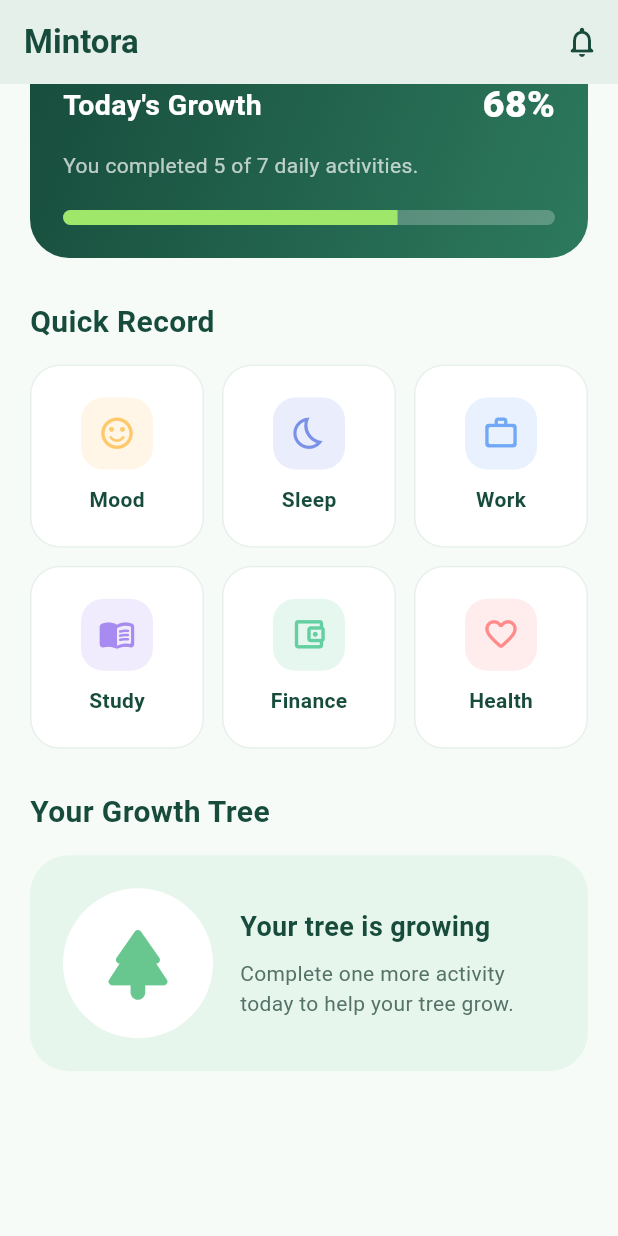
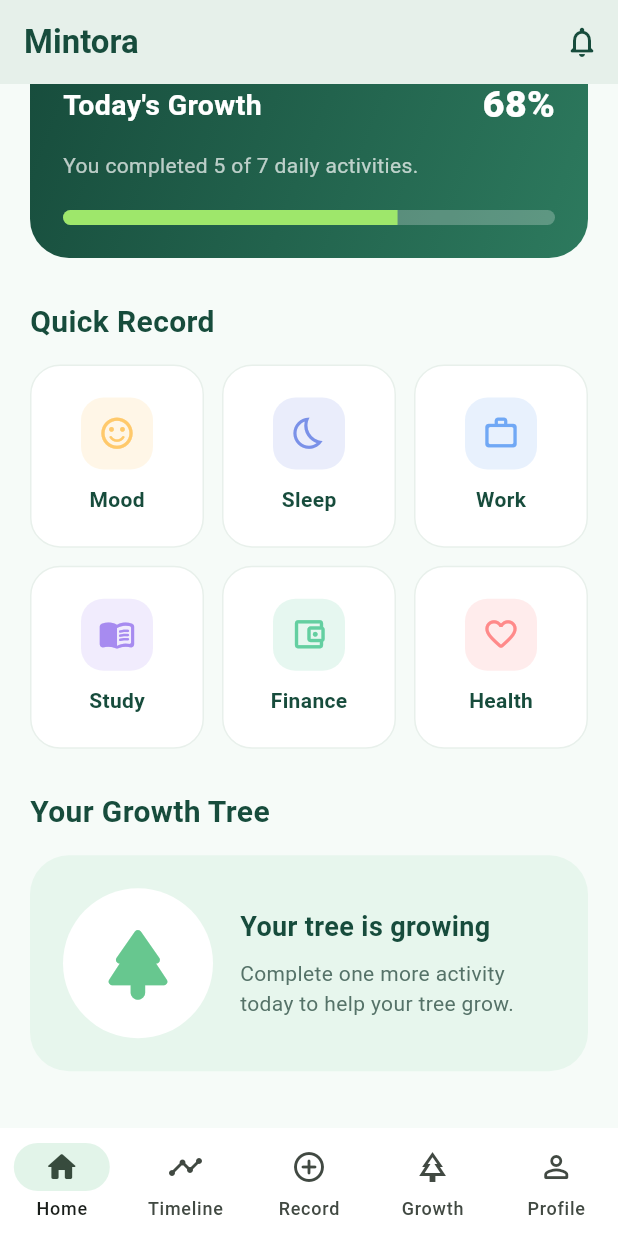
Before and after one commit to Mintora2026/mintora, a Flutter app: the screen it shows after launch, scrolled down 120 dp, on a phone screen of 412 x 824 dp. Run offline on Flutter 3.47's test engine with Material 3 defaults, Android fonts, the phone set to English and light mode, and no system bars.

Commit message:
Add main navigation shell and placeholder pages

```diff
--- a/lib/main.dart
+++ b/lib/main.dart
@@ -1,5 +1,6 @@
 import 'package:flutter/material.dart';
-import 'pages/home_page.dart';
+
+import 'pages/main_shell.dart';
 
 void main() {
   runApp(const MintoraApp());
@@ -19,7 +20,7 @@ class MintoraApp extends StatelessWidget {
           seedColor: const Color(0xFF67C78F),
         ),
       ),
-      home: const HomePage(),
+      home: const MainShell(),
     );
   }
 }
--- /dev/null
+++ b/lib/pages/main_shell.dart
@@ -0,0 +1,76 @@
+import 'package:flutter/material.dart';
+
+import 'growth_page.dart';
+import 'home_page.dart';
+import 'profile_page.dart';
+import 'record_page.dart';
+import 'timeline_page.dart';
+
+class MainShell extends StatefulWidget {
+  const MainShell({super.key});
+
+  @override
+  State<MainShell> createState() => _MainShellState();
+}
+
+class _MainShellState extends State<MainShell> {
+  int _currentIndex = 0;
+
+  final List<Widget> _pages = const [
+    HomePage(),
+    TimelinePage(),
+    RecordPage(),
+    GrowthPage(),
+    ProfilePage(),
+  ];
+
+  void _changePage(int index) {
+    setState(() {
+      _currentIndex = index;
+    });
+  }
+
+  @override
+  Widget build(BuildContext context) {
+    return Scaffold(
+      body: IndexedStack(
+        index: _currentIndex,
+        children: _pages,
+      ),
+      bottomNavigationBar: NavigationBar(
+        selectedIndex: _currentIndex,
+        onDestinationSelected: _changePage,
+        height: 72,
+        backgroundColor: Colors.white,
+        indicatorColor: const Color(0xFFE2F4E9),
+        destinations: const [
+          NavigationDestination(
+            icon: Icon(Icons.home_outlined),
+            selectedIcon: Icon(Icons.home_rounded),
+            label: 'Home',
+          ),
+          NavigationDestination(
+            icon: Icon(Icons.timeline_outlined),
+            selectedIcon: Icon(Icons.timeline_rounded),
+            label: 'Timeline',
+          ),
+          NavigationDestination(
+            icon: Icon(Icons.add_circle_outline_rounded),
+            selectedIcon: Icon(Icons.add_circle_rounded),
+            label: 'Record',
+          ),
+          NavigationDestination(
+            icon: Icon(Icons.park_outlined),
+            selectedIcon: Icon(Icons.park_rounded),
+            label: 'Growth',
+          ),
+          NavigationDestination(
+            icon: Icon(Icons.person_outline_rounded),
+            selectedIcon: Icon(Icons.person_rounded),
+            label: 'Profile',
+          ),
+        ],
+      ),
+    );
+  }
+}
```
Also changed, not shown: lib/pages/growth_page.dart (added, +20 -0 lines), lib/pages/profile_page.dart (added, +20 -0 lines), lib/pages/record_page.dart (added, +20 -0 lines), lib/pages/timeline_page.dart (added, +20 -0 lines).
